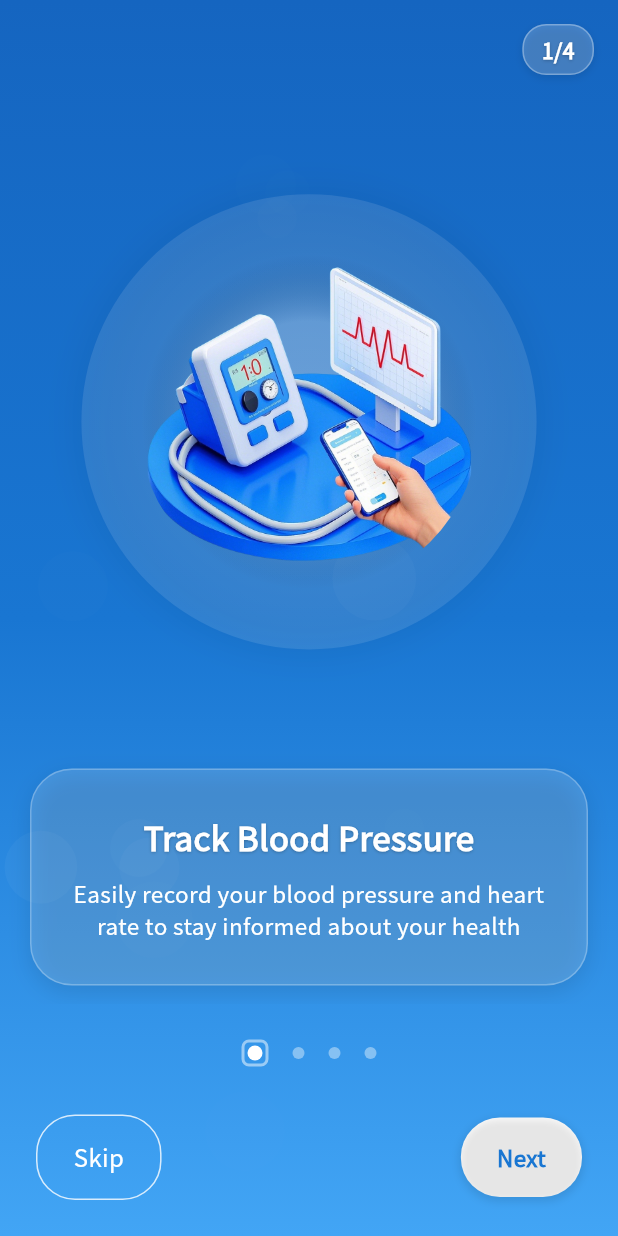
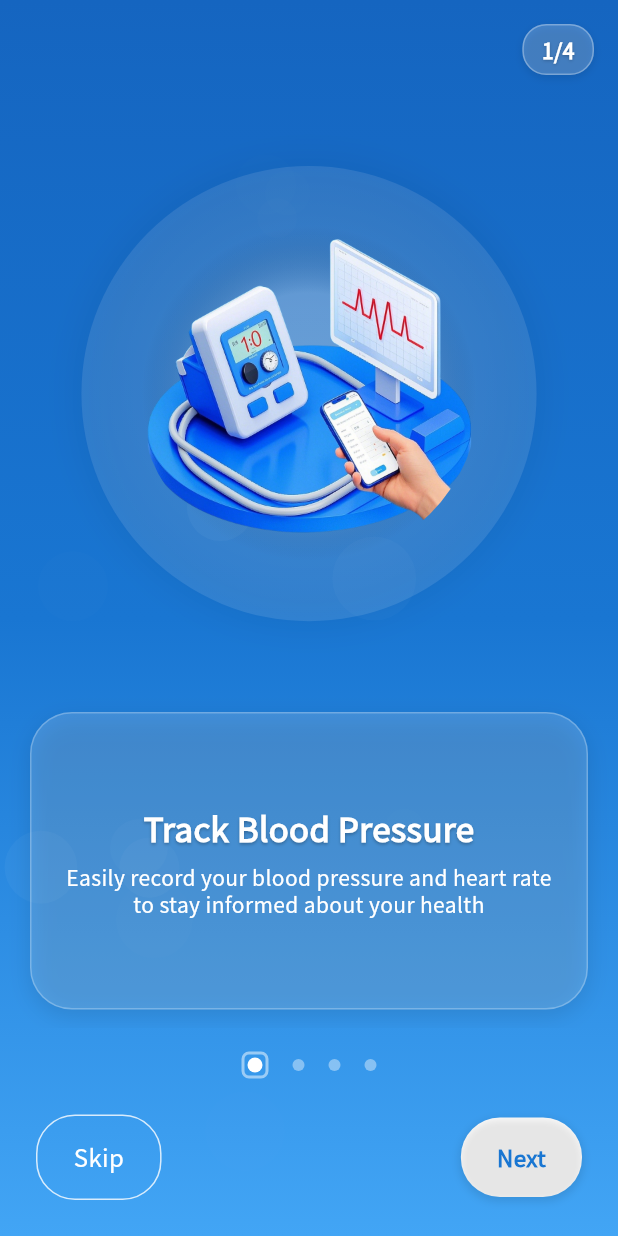
Before and after one commit to firstfu/blood_pressure_app, a Flutter app: the screen it shows after launch, on a phone screen of 412 x 824 dp. Run offline on Flutter 3.47's test engine with Material 3 defaults, Android fonts, the phone set to English and light mode, and no system bars; drawn by our look-alikes of smooth_page_indicator; our stand-ins replace csv, fl_chart, image_picker, in_app_review, package_info_plus, pdf and 2 more; missing offline and left inert: app_settings, excel; accounts and stored records are empty.

Commit message:
調整 Onboarding 頁面內部間距、字體大小及描述文字樣式，優化自適應容器以提升可讀性與使用者體驗。

```diff
--- a/lib/views/onboarding/onboarding_page.dart
+++ b/lib/views/onboarding/onboarding_page.dart
@@ -183,7 +183,7 @@ class _OnboardingPageState extends State<OnboardingPage> with SingleTickerProvid
 
                   // 底部導航區域
                   Container(
-                    padding: const EdgeInsets.all(24.0),
+                    padding: const EdgeInsets.fromLTRB(24.0, 16.0, 24.0, 24.0),
                     child: Column(
                       children: [
                         // 頁面指示器
@@ -210,7 +210,7 @@ class _OnboardingPageState extends State<OnboardingPage> with SingleTickerProvid
                             inActiveColorOverride: (i) => Colors.white.withValues(alpha: 0.4),
                           ),
                         ),
-                        const SizedBox(height: 32),
+                        const SizedBox(height: 24),
 
                         // 底部按鈕
                         Row(
@@ -368,7 +368,7 @@ class OnboardingPageContent extends StatelessWidget {
         children: [
           // 圖片 - 添加動畫效果
           Expanded(
-            flex: 3,
+            flex: 2,
             child: AnimatedOpacity(
               opacity: opacity,
               duration: const Duration(milliseconds: 500),
@@ -475,15 +475,27 @@ class OnboardingPageContent extends StatelessWidget {
                           fontSize: 22,
                           shadows: [const Shadow(color: Colors.black26, blurRadius: 2, offset: Offset(0, 1))],
                         ),
+                        textAlign: TextAlign.center,
                       ),
-                      const SizedBox(height: 12),
+                      const SizedBox(height: 8),
 
-                      // 描述文字
+                      // 描述文字 - 調整為自適應容器
                       Flexible(
-                        child: Text(
-                          context.tr(descriptionKey),
-                          textAlign: TextAlign.center,
-                          style: TypographyTheme.body.copyWith(color: Colors.white, fontSize: 15, height: 1.4),
+                        child: SingleChildScrollView(
+                          // 如果文字過長可滾動
+                          physics: const NeverScrollableScrollPhysics(),
+                          child: Text(
+                            context.tr(descriptionKey),
+                            textAlign: TextAlign.center,
+                            style: TypographyTheme.body.copyWith(
+                              color: Colors.white,
+                              fontSize: 14, // 略微減小字體大小
+                              height: 1.3, // 減小行高，使多行文字更緊湊
+                            ),
+                            // 確保文字能自動換行
+                            softWrap: true,
+                            overflow: TextOverflow.visible,
+                          ),
                         ),
                       ),
                     ],
```
